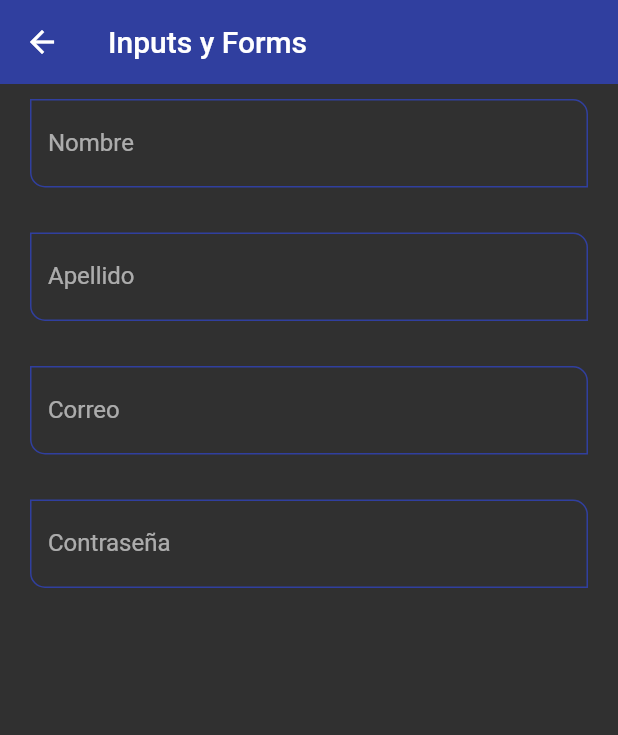
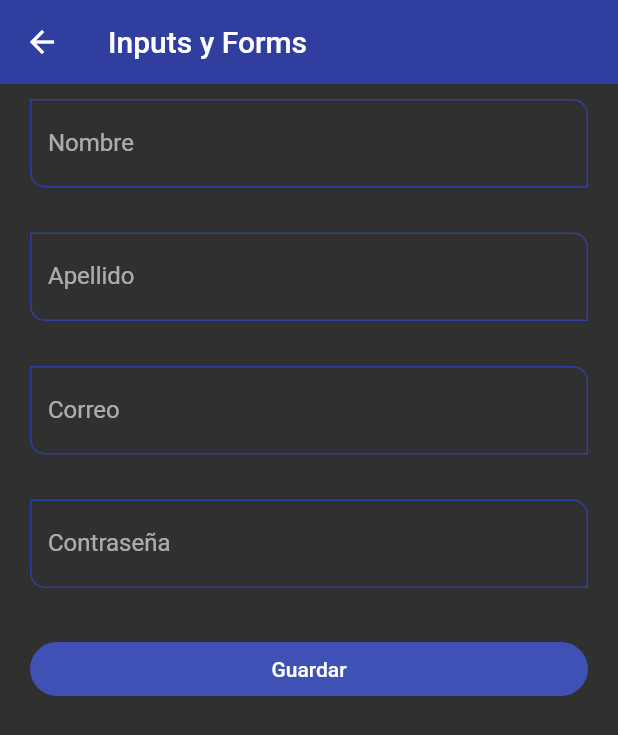
Before and after one commit to Thebobs2598/componentes_app, a Flutter app: the InputsScreen screen opened by its route, on a phone screen of 412 x 824 dp. Shown: the top 735 px of the screen. Run offline on Flutter 3.47's test engine with Material 2 defaults, Android fonts, the phone set to English and light mode, and no system bars.

```diff
--- a/lib/screens/inputs_screen.dart
+++ b/lib/screens/inputs_screen.dart
@@ -6,6 +6,14 @@ class InputsScreen extends StatelessWidget {
 
   @override
   Widget build(BuildContext context) {
+    final GlobalKey<FormState> myFormKey = GlobalKey<FormState>();
+
+    final Map<String, String> formValues = {
+      'first_name': 'Jossue',
+      'last_name': 'Larrea',
+      'email': 'jossue2598@gmail.com',
+      'password': '123456789',
+    };
     return Scaffold(
       appBar: AppBar(
         title: const Text('Inputs y Forms'),
@@ -16,8 +24,11 @@ class InputsScreen extends StatelessWidget {
             horizontal: 20,
             vertical: 10,
           ),
+          child: Form(
+            key: myFormKey,
+            onChanged: () {},
             child: Column(
-            children: const [
+              children: [
                 CustomInputField(
                   labelText: 'Nombre',
                   hintText: 'Nombre del usuario',
@@ -48,7 +59,21 @@ class InputsScreen extends StatelessWidget {
                 SizedBox(
                   height: 30,
                 ),
+                ElevatedButton(
+                  child: const SizedBox(
+                    width: double.infinity,
+                    child: Center(child: Text('Guardar')),
+                  ),
+                  onPressed: () {
+                    FocusScope.of(context).requestFocus(FocusNode());
+                    if (!myFormKey.currentState!.validate()) {
+                      print('formulario no válido');
+                    }
+                    print(formValues);
+                  },
+                )
               ],
+            ),
           ),
         ),
       ),
```
Lines whose indentation alone changed are shown as unchanged.
